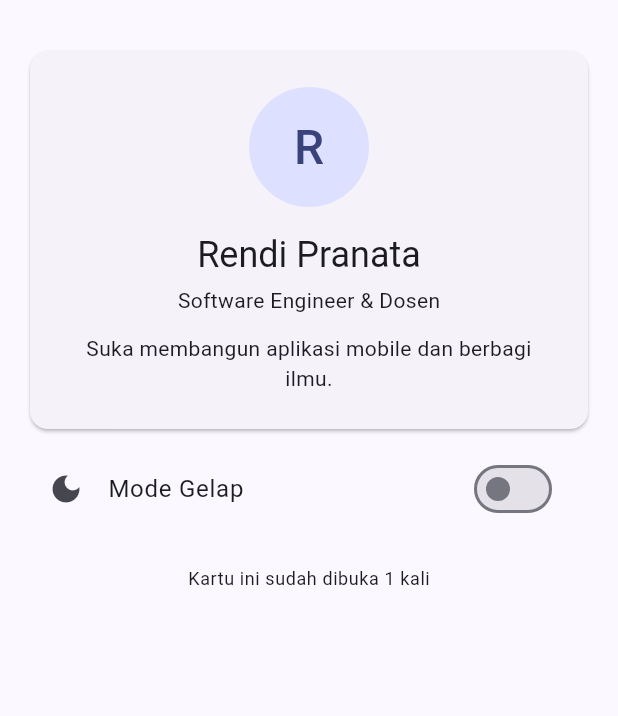
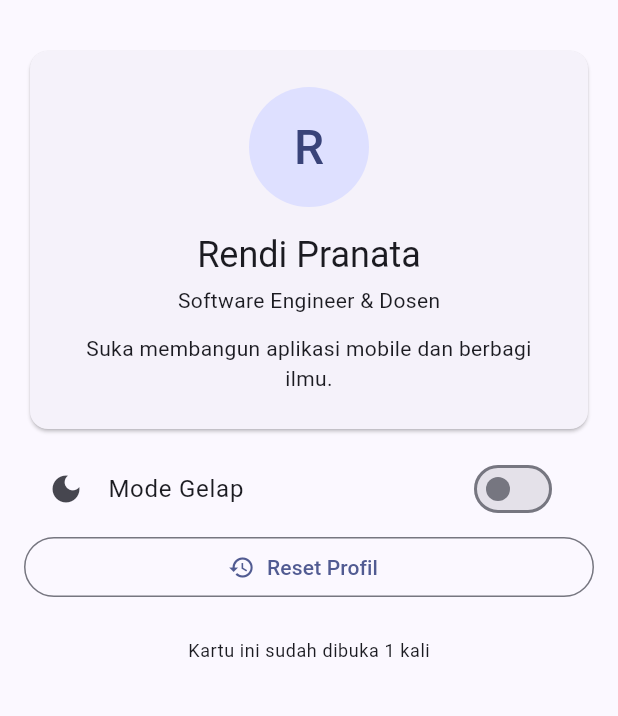
Before and after one commit to Rndprnt/kartu_profil_digital, a Flutter app: the screen it shows after launch, on a phone screen of 412 x 824 dp, the part 63-779 px from its top. Run offline on Flutter 3.47's test engine with Material 3 defaults, Android fonts, the phone set to English and light mode, and no system bars; our stand-ins replace shared_preferences; accounts and stored records are empty.

Commit message:
Checkpoint 5

```diff
--- a/lib/main.dart
+++ b/lib/main.dart
@@ -6,6 +6,7 @@ import 'services/pref_service.dart';
 void main() async {
   WidgetsFlutterBinding.ensureInitialized(); // wajib sebelum await di main
   final prefs = await PrefService.init();
+  debugPrint('Isi prefs: ${prefs.debugKeys}');
   await prefs.increaseOpenCount();
   runApp(MyApp(prefs: prefs));
 }
--- a/lib/pages/profile_page.dart
+++ b/lib/pages/profile_page.dart
@@ -41,6 +41,15 @@ class _ProfilePageState extends State<ProfilePage> {
     setState(() => _profile = result);
     ScaffoldMessenger.of(context)
         .showSnackBar(const SnackBar(content: Text('Profil tersimpan')));
+  }
+
+  Future<void> _reset() async {
+    await widget.prefs.clearProfile();
+    if (!mounted) return;
+    setState(() => _profile = widget.prefs.profile);
+    ScaffoldMessenger.of(context).showSnackBar(
+      const SnackBar(content: Text('Profil dikembalikan ke bawaan')),
+    );
   }
 
   @override
@@ -95,6 +104,11 @@ class _ProfilePageState extends State<ProfilePage> {
             onChanged: widget.onThemeChanged,
           ),
           // Lab 11 akan menambahkan menu "Proyek Saya" di sini.
+          OutlinedButton.icon(
+            onPressed: _reset,
+            icon: const Icon(Icons.restore),
+            label: const Text('Reset Profil'),
+          ),
           const SizedBox(height: 24),
           Center(
             child: Text(
--- a/lib/services/pref_service.dart
+++ b/lib/services/pref_service.dart
@@ -43,4 +43,6 @@ class PrefService {
       _prefs.setString(_kProfile, profile.toJson());
 
   Future<void> clearProfile() => _prefs.remove(_kProfile);
+
+  Set<String> get debugKeys => _prefs.getKeys();
 }
```
